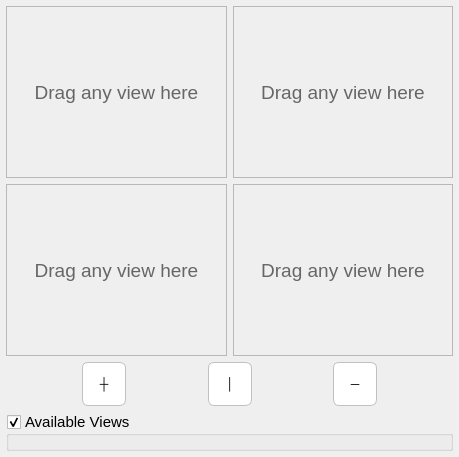
First picture: the form in aui/gui/views/ui/views.ui, repository argenortega/AUI, before the edit.
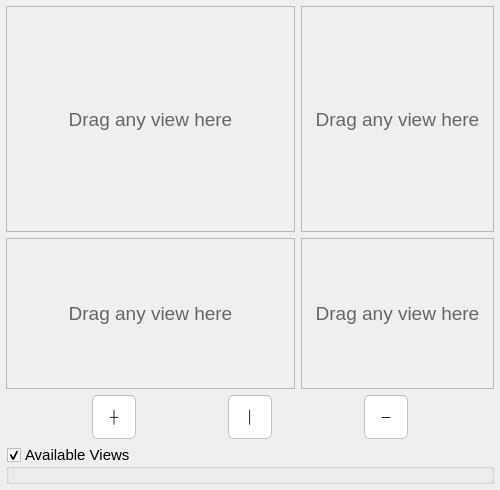
Second picture: the form after the edit. Custom widgets are drawn as their Qt base class.

Patch:
```diff
--- a/aui/gui/views/ui/views.ui
+++ b/aui/gui/views/ui/views.ui
@@ -6,16 +6,22 @@
    <rect>
     <x>0</x>
     <y>0</y>
-    <width>459</width>
-    <height>457</height>
+    <width>500</width>
+    <height>490</height>
    </rect>
   </property>
   <property name="sizePolicy">
-   <sizepolicy hsizetype="Preferred" vsizetype="Preferred">
-    <horstretch>1</horstretch>
-    <verstretch>1</verstretch>
+   <sizepolicy hsizetype="MinimumExpanding" vsizetype="Expanding">
+    <horstretch>6</horstretch>
+    <verstretch>6</verstretch>
    </sizepolicy>
   </property>
+  <property name="minimumSize">
+   <size>
+    <width>500</width>
+    <height>0</height>
+   </size>
+  </property>
   <property name="windowTitle">
    <string>Form</string>
   </property>
@@ -25,6 +31,12 @@
    </property>
    <item>
     <widget class="QWidget" name="currentViews" native="true">
+     <property name="sizePolicy">
+      <sizepolicy hsizetype="Preferred" vsizetype="Expanding">
+       <horstretch>0</horstretch>
+       <verstretch>0</verstretch>
+      </sizepolicy>
+     </property>
      <layout class="QGridLayout" name="currentViewsLayout">
       <property name="margin">
        <number>0</number>
@@ -32,9 +44,9 @@
       <item row="0" column="0">
        <widget class="DCurrentView" name="tleft">
         <property name="sizePolicy">
-         <sizepolicy hsizetype="Expanding" vsizetype="Expanding">
-          <horstretch>0</horstretch>
-          <verstretch>0</verstretch>
+         <sizepolicy hsizetype="Preferred" vsizetype="Expanding">
+          <horstretch>6</horstretch>
+          <verstretch>6</verstretch>
          </sizepolicy>
         </property>
         <property name="acceptDrops">
@@ -74,9 +86,9 @@
       <item row="1" column="0">
        <widget class="DCurrentView" name="bleft">
         <property name="sizePolicy">
-         <sizepolicy hsizetype="Expanding" vsizetype="Expanding">
-          <horstretch>0</horstretch>
-          <verstretch>0</verstretch>
+         <sizepolicy hsizetype="Preferred" vsizetype="Expanding">
+          <horstretch>6</horstretch>
+          <verstretch>4</verstretch>
          </sizepolicy>
         </property>
         <property name="acceptDrops">
@@ -123,9 +135,9 @@
       <item row="1" column="1">
        <widget class="DCurrentView" name="bright">
         <property name="sizePolicy">
-         <sizepolicy hsizetype="Expanding" vsizetype="Expanding">
-          <horstretch>0</horstretch>
-          <verstretch>0</verstretch>
+         <sizepolicy hsizetype="Preferred" vsizetype="Expanding">
+          <horstretch>4</horstretch>
+          <verstretch>4</verstretch>
          </sizepolicy>
         </property>
         <property name="acceptDrops">
@@ -165,9 +177,9 @@
       <item row="0" column="1">
        <widget class="DCurrentView" name="tright">
         <property name="sizePolicy">
-         <sizepolicy hsizetype="Expanding" vsizetype="Expanding">
-          <horstretch>0</horstretch>
-          <verstretch>0</verstretch>
+         <sizepolicy hsizetype="Preferred" vsizetype="Expanding">
+          <horstretch>4</horstretch>
+          <verstretch>6</verstretch>
          </sizepolicy>
         </property>
         <property name="acceptDrops">
@@ -185,12 +197,6 @@
          </property>
          <item>
           <widget class="Marker" name="trightLabel">
-           <property name="sizePolicy">
-            <sizepolicy hsizetype="Preferred" vsizetype="Preferred">
-             <horstretch>0</horstretch>
-             <verstretch>0</verstretch>
-            </sizepolicy>
-           </property>
            <property name="font">
             <font>
              <pointsize>14</pointsize>
@@ -220,6 +226,9 @@
        <property name="orientation">
         <enum>Qt::Horizontal</enum>
        </property>
+       <property name="sizeType">
+        <enum>QSizePolicy::MinimumExpanding</enum>
+       </property>
        <property name="sizeHint" stdset="0">
         <size>
          <width>40</width>
@@ -278,6 +287,9 @@
        <property name="orientation">
         <enum>Qt::Horizontal</enum>
        </property>
+       <property name="sizeType">
+        <enum>QSizePolicy::MinimumExpanding</enum>
+       </property>
        <property name="sizeHint" stdset="0">
         <size>
          <width>40</width>
@@ -336,6 +348,9 @@
        <property name="orientation">
         <enum>Qt::Horizontal</enum>
        </property>
+       <property name="sizeType">
+        <enum>QSizePolicy::MinimumExpanding</enum>
+       </property>
        <property name="sizeHint" stdset="0">
         <size>
          <width>40</width>
@@ -397,6 +412,9 @@
        <property name="orientation">
         <enum>Qt::Horizontal</enum>
        </property>
+       <property name="sizeType">
+        <enum>QSizePolicy::MinimumExpanding</enum>
+       </property>
        <property name="sizeHint" stdset="0">
         <size>
          <width>40</width>
```
Left out of the diff: 6 changed lines with no effect on the pictures.
